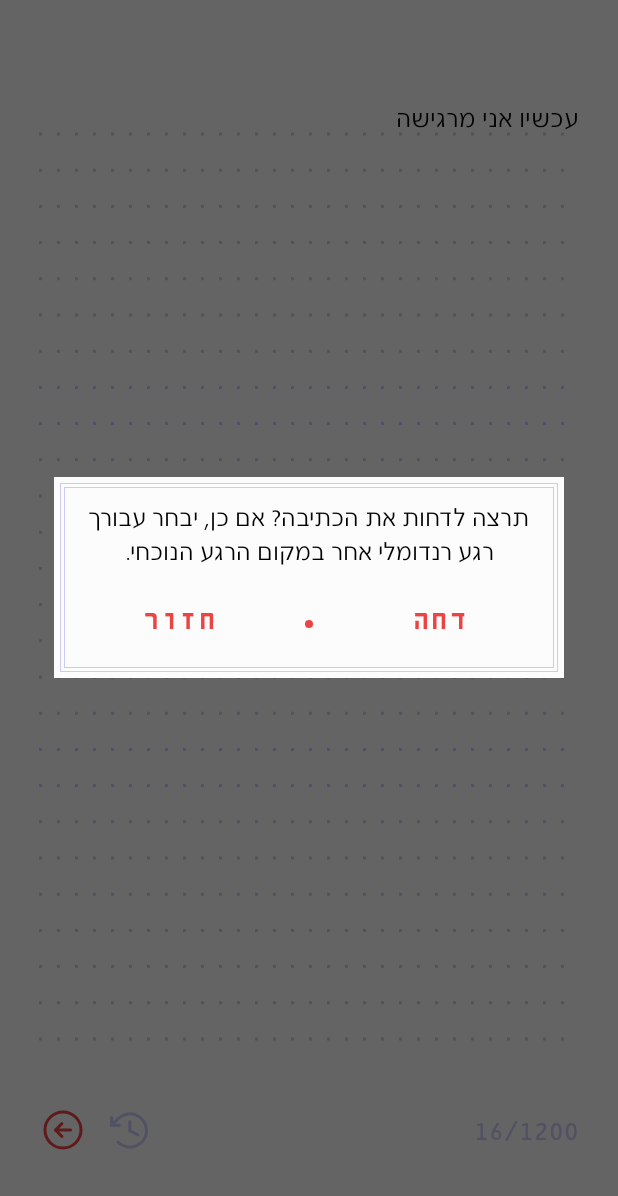
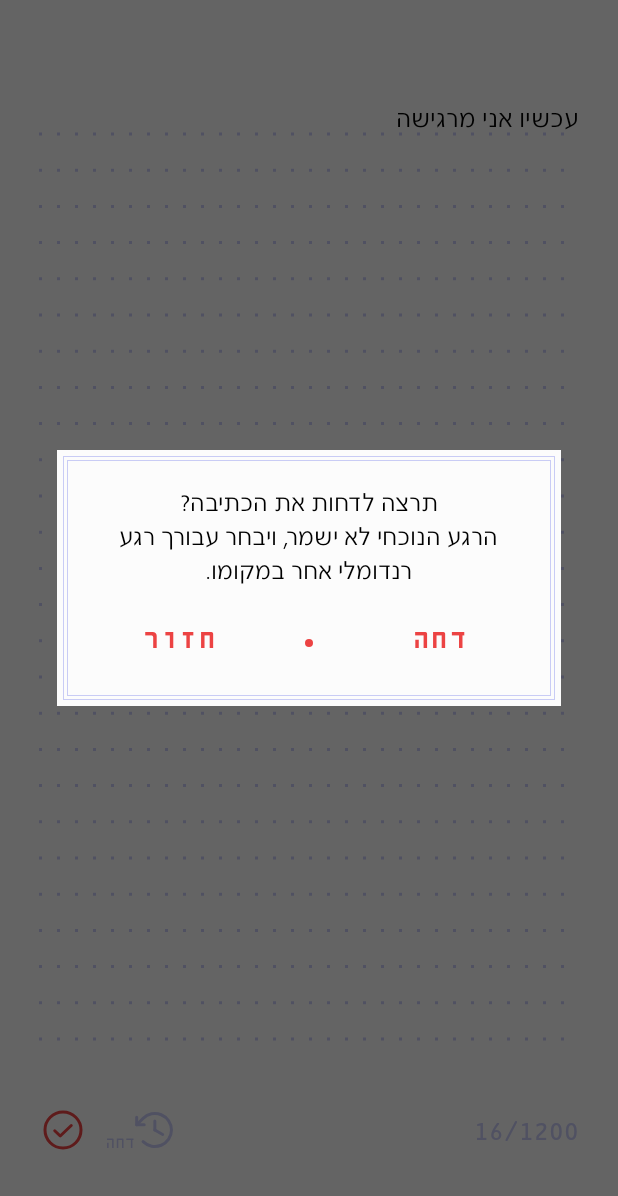
Before and after one commit to amitilan17/random-moments, an Android app: the WriteFragment screen opened directly, with no data from a screen before it, after a tap on an icon or button, on a phone screen of 412 x 824 dp, the part 40-1236 px from its top. Run offline under Robolectric (Android 15) with nearby library versions, the phone set to English and light mode, and no system bars; our stand-ins replace data binding; libraries missing offline, so code that uses them is left out: com.chaquo.python; 1 statement that could not run was skipped.

Commit message:
Fix strings, spaces, icons.

```diff
--- a/RandomMemories/app/src/main/java/com/example/randommemories/ui/main/WriteFragment.kt
+++ b/RandomMemories/app/src/main/java/com/example/randommemories/ui/main/WriteFragment.kt
@@ -4,13 +4,10 @@ package com.example.randommemories.ui.main
 import TakePictureWithUriReturnContract
 import android.annotation.SuppressLint
 import android.content.ContentResolver
-import android.content.Context
 import android.graphics.*
 import android.net.Uri
 import android.os.Build
 import android.os.Bundle
-import android.os.CancellationSignal
-import android.os.ParcelFileDescriptor
 import android.print.*
 import android.text.Editable
 import android.text.InputFilter
@@ -25,13 +22,11 @@ import android.widget.TextView
 import android.widget.Toast
 import androidx.annotation.RequiresApi
 import androidx.appcompat.app.AlertDialog
-import androidx.core.content.ContextCompat.getSystemService
 import androidx.core.content.FileProvider
 import androidx.core.content.res.ResourcesCompat
 import androidx.fragment.app.Fragment
 import androidx.fragment.app.viewModels
 import androidx.lifecycle.lifecycleScope
-import androidx.print.PrintHelper
 import com.chaquo.python.PyException
 import com.chaquo.python.Python
 import com.example.randommemories.*
@@ -195,14 +190,14 @@ class WriteFragment : Fragment() {
 
     @RequiresApi(Build.VERSION_CODES.Q)
     private fun onImageTaken(imageUri: Uri) {
-        runPythonManipulation(imageUri.path)
+//        runPythonManipulation(imageUri.path)
         val bitmap = BitmapFactory.decodeStream(
             requireContext().contentResolver.openInputStream(imageUri) // todo take the python output file
         )
 
 //        createCanvasAndSaveToFile(userTypedText, bitmap)
 //        deleteFile(imageUri)
-//        navigateToFinishFragment()
+        navigateToFinishFragment()
     }
 
     @RequiresApi(Build.VERSION_CODES.Q)
@@ -210,7 +205,7 @@ class WriteFragment : Fragment() {
         try {
             // create full layout
             val font: Typeface? =
-                ResourcesCompat.getFont(requireContext(), R.font.parmigiano_sans_light);
+                ResourcesCompat.getFont(requireContext(), R.font.parmigiano_sans_light)
             val bitmap = vm.createLayout(text, image, font!!)
 
             // Save the bitmap as a JPEG file
--- /dev/null
+++ b/RandomMemories/app/src/main/res/drawable/checkcircle.xml
@@ -0,0 +1,20 @@
+<vector xmlns:android="http://schemas.android.com/apk/res/android"
+    android:width="32dp"
+    android:height="32dp"
+    android:viewportWidth="32"
+    android:viewportHeight="32">
+  <path
+      android:pathData="M21.5,13L14.163,20L10.5,16.5"
+      android:strokeLineJoin="round"
+      android:strokeWidth="2"
+      android:fillColor="#00000000"
+      android:strokeColor="#EC4343"
+      android:strokeLineCap="round"/>
+  <path
+      android:pathData="M16,28C22.627,28 28,22.627 28,16C28,9.373 22.627,4 16,4C9.373,4 4,9.373 4,16C4,22.627 9.373,28 16,28Z"
+      android:strokeLineJoin="round"
+      android:strokeWidth="2"
+      android:fillColor="#00000000"
+      android:strokeColor="#EC4343"
+      android:strokeLineCap="round"/>
+</vector>
--- /dev/null
+++ b/RandomMemories/app/src/main/res/drawable/snooze_new.xml
@@ -0,0 +1,37 @@
+<vector xmlns:android="http://schemas.android.com/apk/res/android"
+    android:width="49dp"
+    android:height="32dp"
+    android:viewportWidth="49"
+    android:viewportHeight="32">
+  <path
+      android:pathData="M33,10V16"
+      android:strokeLineJoin="round"
+      android:strokeWidth="2"
+      android:fillColor="#00000000"
+      android:strokeColor="#C9CCF5"
+      android:strokeLineCap="round"/>
+  <path
+      android:pathData="M38.2,19L33,16"
+      android:strokeLineJoin="round"
+      android:strokeWidth="2"
+      android:fillColor="#00000000"
+      android:strokeColor="#C9CCF5"
+      android:strokeLineCap="round"/>
+  <path
+      android:pathData="M25.975,12.462H20.975V7.463"
+      android:strokeLineJoin="round"
+      android:strokeWidth="2"
+      android:fillColor="#00000000"
+      android:strokeColor="#C9CCF5"
+      android:strokeLineCap="round"/>
+  <path
+      android:pathData="M25.225,23.775C26.763,25.314 28.723,26.363 30.857,26.788C32.991,27.213 35.203,26.996 37.214,26.163C39.224,25.331 40.943,23.921 42.152,22.112C43.361,20.303 44.006,18.176 44.006,16C44.006,13.824 43.361,11.697 42.152,9.888C40.943,8.079 39.224,6.669 37.214,5.836C35.203,5.004 32.991,4.787 30.857,5.212C28.723,5.637 26.763,6.686 25.225,8.225L20.975,12.462"
+      android:strokeLineJoin="round"
+      android:strokeWidth="2"
+      android:fillColor="#00000000"
+      android:strokeColor="#C9CCF5"
+      android:strokeLineCap="round"/>
+  <path
+      android:pathData="M4.683,28V22.744H1.299V21.736H5.127C5.463,21.736 5.727,22 5.727,22.336V28H4.683ZM1.371,28V24.448H2.403V28H1.371ZM7.792,28V21.736H11.692C12.028,21.736 12.292,22 12.292,22.336V28H11.26V22.744H8.824V28H7.792ZM17.116,28V22.744H14.092V21.736H18.88V22.744H18.148V28H17.116Z"
+      android:fillColor="#C9CCF5"/>
+</vector>
--- a/RandomMemories/app/src/main/res/layout/fragment_finish.xml
+++ b/RandomMemories/app/src/main/res/layout/fragment_finish.xml
@@ -64,7 +64,7 @@
         android:layout_width="wrap_content"
         android:layout_height="wrap_content"
         android:text="@string/finish_button"
-        android:layout_marginBottom="@dimen/bottom_margin"
+        android:layout_marginBottom="@dimen/app_bottom_margin"
         app:layout_constraintStart_toStartOf="parent"
         app:layout_constraintBottom_toBottomOf="parent"
         app:layout_constraintEnd_toEndOf="parent"/>
--- a/RandomMemories/app/src/main/res/layout/fragment_write.xml
+++ b/RandomMemories/app/src/main/res/layout/fragment_write.xml
@@ -28,7 +28,7 @@
             android:layout_marginTop="44dp"
             android:paddingHorizontal="@dimen/write_frag_padding"
             android:paddingTop="38dp"
-            android:paddingBottom="@dimen/bottom_margin">
+            android:paddingBottom="@dimen/app_bottom_margin">
 
             <Button
                 android:id="@+id/print_button"
@@ -78,7 +78,7 @@
                     android:layout_centerHorizontal="true"
                     android:foregroundTint="@color/red"
                     android:padding="0dp"
-                    app:icon="@drawable/arrowcircleleft"
+                    app:icon="@drawable/checkcircle"
                     app:iconTint="@color/red"
                     app:layout_constraintBottom_toBottomOf="parent"
                     app:layout_constraintLeft_toLeftOf="parent"
@@ -87,14 +87,14 @@
                 <com.google.android.material.button.MaterialButton
                     android:id="@+id/snooze_button"
                     style="@style/Button"
-                    android:layout_width="32dp"
+                    android:layout_width="50dp"
                     android:layout_height="32dp"
                     android:layout_centerHorizontal="true"
                     android:layout_marginHorizontal="12dp"
                     android:foregroundTint="@color/red"
                     android:padding="0dp"
                     android:visibility="visible"
-                    app:icon="@drawable/clockcounterclockwise"
+                    app:icon="@drawable/snooze_new"
                     app:iconTint="@color/light_blue"
                     app:layout_constraintBottom_toBottomOf="parent"
                     app:layout_constraintLeft_toRightOf="@id/continue_button"
--- a/RandomMemories/app/src/main/res/layout/snooze_dialog.xml
+++ b/RandomMemories/app/src/main/res/layout/snooze_dialog.xml
@@ -8,17 +8,17 @@
     android:background="@drawable/dialog_background"
     android:backgroundDimAmount="0.7"
     android:backgroundDimEnabled="true"
-    android:paddingTop="16dp"
-    android:paddingBottom="10dp">
+    android:paddingTop="@dimen/dialog_top_padding"
+    android:paddingBottom="@dimen/dialog_bottom_padding">
 
     <TextView
         android:id="@+id/text"
         style="@style/onboarding_text"
-        android:layout_width="300dp"
+        android:layout_width="@dimen/snooze_dialog_text_width"
         android:layout_height="wrap_content"
         android:layout_marginHorizontal="@dimen/dialog_horizontal_margin"
         android:gravity="center"
-        android:paddingBottom="@dimen/dialog_vertical_padding"
+        android:paddingBottom="@dimen/dialog_vertical_space"
         android:text="@string/snooze_dialog_text"
         android:textAlignment="gravity"
         app:layout_constraintEnd_toEndOf="parent"
@@ -41,7 +41,7 @@
             style="@style/Button"
             android:layout_width="wrap_content"
             android:layout_height="wrap_content"
-            android:paddingBottom="@dimen/dialog_vertical_padding"
+            android:paddingBottom="@dimen/dialog_vertical_space"
             android:text="@string/snooze_dialog_pos_button"
             app:layout_constraintBottom_toBottomOf="parent"
             app:layout_constraintEnd_toEndOf="parent"
@@ -63,7 +63,7 @@
             style="@style/Button"
             android:layout_width="wrap_content"
             android:layout_height="wrap_content"
-            android:paddingBottom="@dimen/dialog_vertical_padding"
+            android:paddingBottom="@dimen/dialog_vertical_space"
             android:text="@string/snooze_dialog_neg_button"
             app:layout_constraintBottom_toBottomOf="parent"
             app:layout_constraintStart_toStartOf="parent"
--- a/RandomMemories/app/src/main/res/layout/start_dialog.xml
+++ b/RandomMemories/app/src/main/res/layout/start_dialog.xml
@@ -8,17 +8,17 @@
     android:background="@drawable/dialog_background"
     android:backgroundDimEnabled ="true"
     android:backgroundDimAmount="0.7"
-    android:paddingTop="16dp"
-    android:paddingBottom="10dp">
+    android:paddingTop="@dimen/dialog_top_padding"
+    android:paddingBottom="@dimen/dialog_bottom_padding">
 
     <TextView
         android:id="@+id/text_1"
         style="@style/onboarding_text"
-        android:layout_width="300dp"
+        android:layout_width="@dimen/start_dialog_text_width"
         android:layout_height="wrap_content"
         android:gravity="center"
         android:layout_marginHorizontal="@dimen/dialog_horizontal_margin"
-        android:paddingBottom="@dimen/dialog_vertical_padding"
+        android:paddingBottom="@dimen/dialog_vertical_space"
         android:text="@string/dialog_text1"
         android:textAlignment="gravity"
         app:layout_constraintEnd_toEndOf="parent"
@@ -30,7 +30,7 @@
         android:id="@+id/dot_1"
         android:layout_width="match_parent"
         android:layout_height="wrap_content"
-        android:paddingBottom="@dimen/dialog_vertical_padding"
+        android:paddingBottom="@dimen/dialog_vertical_space"
         android:src="@drawable/dot"
         app:layout_constraintEnd_toEndOf="parent"
         app:layout_constraintStart_toStartOf="parent"
@@ -39,11 +39,11 @@
     <TextView
         android:id="@+id/text_2"
         style="@style/onboarding_text"
-        android:layout_width="300dp"
+        android:layout_width="@dimen/start_dialog_text_width"
         android:layout_height="wrap_content"
         android:gravity="center"
         android:layout_marginHorizontal="@dimen/dialog_horizontal_margin"
-        android:paddingBottom="@dimen/dialog_vertical_padding"
+        android:paddingBottom="@dimen/dialog_vertical_space"
         android:text="@string/dialog_text2"
         android:textAlignment="gravity"
         app:layout_constraintEnd_toEndOf="parent"
@@ -55,7 +55,6 @@
         style="@style/Button"
         android:layout_width="wrap_content"
         android:layout_height="wrap_content"
-        android:paddingBottom="@dimen/dialog_vertical_padding"
         android:text="@string/start_dialog_button"
         app:layout_constraintEnd_toEndOf="parent"
         app:layout_constraintStart_toStartOf="parent"
--- a/RandomMemories/app/src/main/res/values/dimens.xml
+++ b/RandomMemories/app/src/main/res/values/dimens.xml
@@ -1,10 +1,18 @@
 <?xml version="1.0" encoding="utf-8"?>
 <resources>
+    <!--app-->
+    <dimen name="app_bottom_margin">28dp</dimen>
+    <!--    onboarding-->
     <dimen name="onboarding_padding_horizontal">28dp</dimen>
     <dimen name="onboarding1_padding_vertical">16dp</dimen>
+    <dimen name="onboarding3_text_width">300dp</dimen>
+    <!--    write-->
     <dimen name="write_frag_padding">26dp</dimen>
-    <dimen name="onboarding3_text_width">300dp</dimen>
-    <dimen name="dialog_vertical_padding">10dp</dimen>
-    <dimen name="dialog_horizontal_margin">20dp</dimen>
-    <dimen name="bottom_margin">28dp</dimen>
+    <!--    dialogs-->
+    <dimen name="dialog_top_padding">24dp</dimen>
+    <dimen name="dialog_bottom_padding">16dp</dimen>
+    <dimen name="dialog_horizontal_margin">28dp</dimen>
+    <dimen name="dialog_vertical_space">10dp</dimen>
+    <dimen name="start_dialog_text_width">280dp</dimen>
+    <dimen name="snooze_dialog_text_width">280dp</dimen>
 </resources>
--- a/RandomMemories/app/src/main/res/values/strings.xml
+++ b/RandomMemories/app/src/main/res/values/strings.xml
@@ -8,7 +8,7 @@
     <string name="onboarding1_text2">חייו של “האני החווה” מורכבים ממיליוני רגעים שחולפים בזה אחר זה. הוא מכיר רק את הרגע הנוכחי, ההווה הפסיכולוגי, שנמשך כ-3 שניות.</string>
     <string name="onboarding1_text3">״האני הזוכר״ אוסף רגעים לסיפורים ומתייק אותם כזכרונות. סיפורים כאלה הם בדרך כלל בעלי מאפיינים עלילתיים: שינוי, משמעות וסיום.</string>
     <string name="onboarding2_title">לזכור הוויה, ולא רק סיפור</string>
-    <string name="onboarding2_text">מי אנחנו ברגעים הסתמיים שבין רגעי השיא?\nמה בכל זאת קורה לנו בהם, שהרי הם רוב חיינו?\nמה נוכל ללמוד על עצמנו אם נתבונן ברגעים האלה, אם נתעד אותם נקיים מעלילה?</string>
+    <string name="onboarding2_text">מי אנחנו ברגעים הסתמיים שבין רגעי השיא?\n\nמה בכל זאת קורה לנו בהם, שהרי הם רוב חיינו?\n\nמה נוכל ללמוד על עצמנו אם נתבונן ברגעים האלה, אם נתעד אותם נקיים מעלילה?</string>
     <string name="onboarding3_title">איך זה עובד?</string>
     <string name="onboarding3_text1">מקבלים נוטיפיקציה ברגע רנדומלי.</string>
     <string name="onboarding3_text2">כותבים את ההווה: מה אני רואה? על מה אני חושבת? מה אני מרגיש?</string>
@@ -31,8 +31,7 @@
     <string name="start_dialog_button">התחל</string>
 
     <!--    snooze dialog-->
-    <string name="snooze_dialog_text">תרצה לדחות את הכתיבה?
-        אם כן, יבחר עבורך רגע רנדומלי אחר במקום הרגע הנוכחי.</string>
+    <string name="snooze_dialog_text">תרצה לדחות את הכתיבה?\nהרגע הנוכחי לא ישמר, ויבחר עבורך רגע רנדומלי אחר במקומו.</string>
     <string name="snooze_dialog_pos_button">דחה</string>
     <string name="snooze_dialog_neg_button">חזור</string>
 
```
